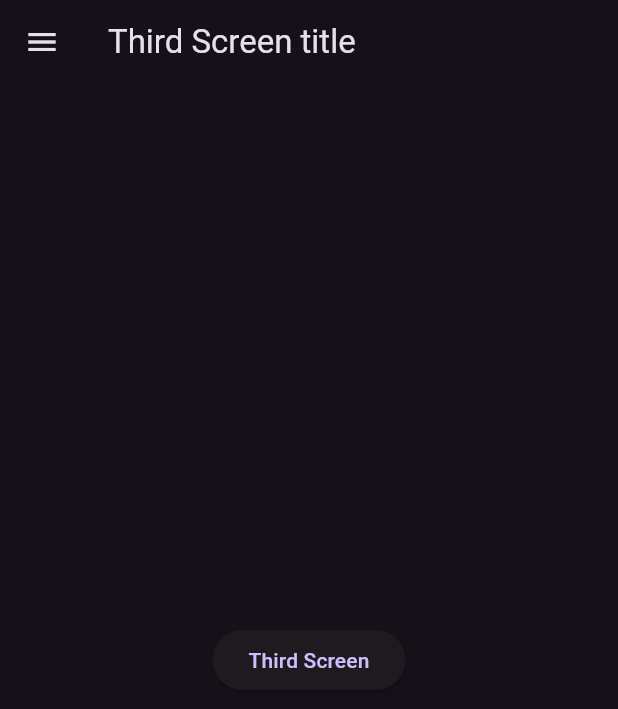
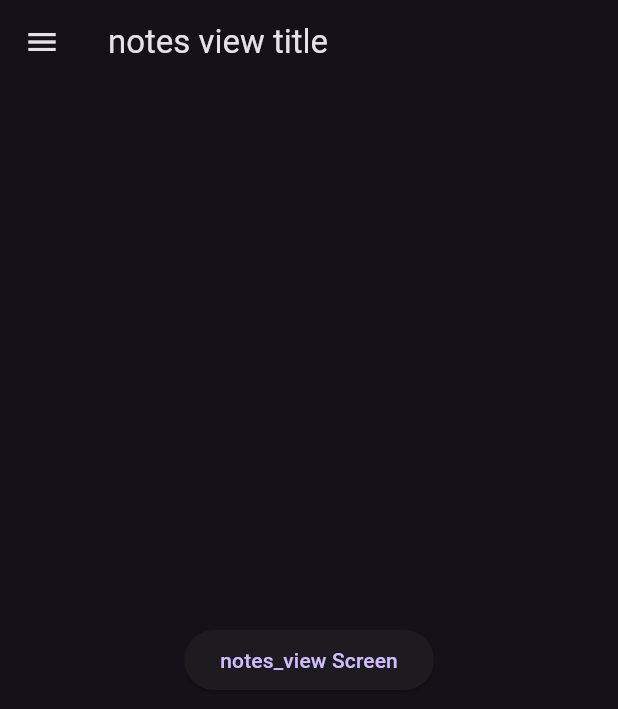
Before and after one commit to enrahsn/notes, a Flutter app: the screen it shows after launch, on a phone screen of 412 x 824 dp. Shown: the top 709 px of the screen. Run offline on Flutter 3.47's test engine with Material 3 defaults, Android fonts, the phone set to English and light mode, and no system bars.

Commit message:
add notes_view.dart

```diff
--- a/lib/main.dart
+++ b/lib/main.dart
@@ -2,10 +2,10 @@ import 'package:flutter/material.dart';
 
 import 'viwes/notes_view.dart';
 void main() {
-  runApp(const MyApp());
+  runApp(const NotesApp());
 }
-class MyApp extends StatelessWidget {
-  const MyApp({super.key});
+class NotesApp extends StatelessWidget {
+  const NotesApp({super.key});
   @override
   Widget build(BuildContext context) {
     return MaterialApp(
--- a/lib/viwes/notes_view.dart
+++ b/lib/viwes/notes_view.dart
@@ -9,14 +9,14 @@ class NotesView extends StatelessWidget {
   Widget build(BuildContext context) {
     return Scaffold(
       drawer: const MyDrawer(),
-      appBar: AppBar(title: const Text('Third Screen title'),),
+      appBar: AppBar(title: const Text('notes view title'),),
       body: Center(
         child: Column(
           mainAxisAlignment: MainAxisAlignment.center,
           children: [
             ElevatedButton(
-              onPressed: () => Navigator.pushNamed(context, '/third'),
-              child: const Text("Third Screen"),
+              onPressed: () => Navigator.pushNamed(context, '/notes_view'),
+              child: const Text("notes_view Screen"),
             ),]
             ),
             ),
```
